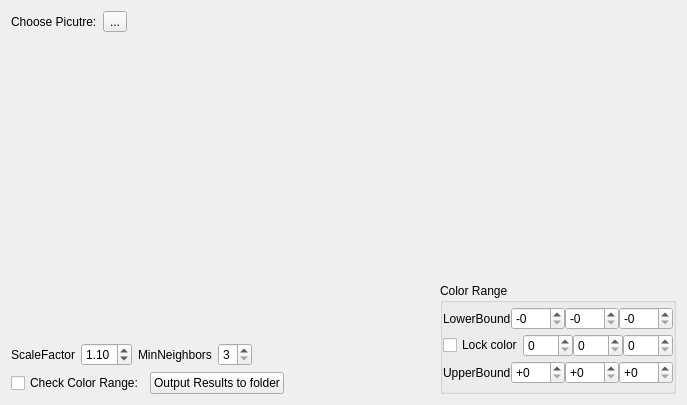
Old version of the form stillobject.ui in the repository windsice/Facial-Recognition.
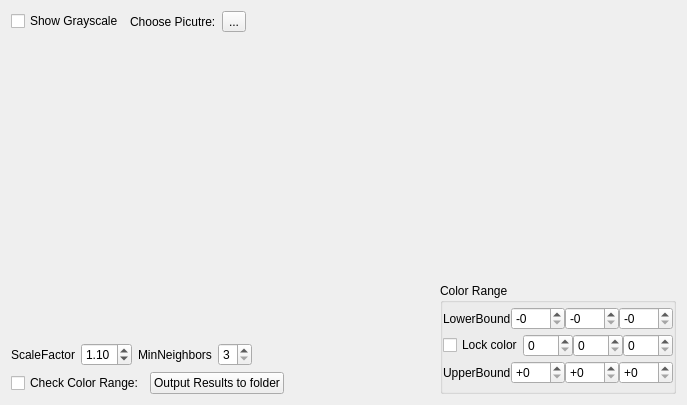
New version of the form.

Diff of the .ui file:
```diff
--- a/stillobject.ui
+++ b/stillobject.ui
@@ -18,7 +18,14 @@
   </property>
   <layout class="QVBoxLayout" name="verticalLayout_3" stretch="0,1,0">
    <item>
-    <layout class="QHBoxLayout" name="horizontalLayout_7" stretch="0,0,1">
+    <layout class="QHBoxLayout" name="horizontalLayout_7" stretch="0,0,0,1">
+     <item>
+      <widget class="QCheckBox" name="checkBox_grayscale">
+       <property name="text">
+        <string>Show Grayscale</string>
+       </property>
+      </widget>
+     </item>
      <item>
       <widget class="QLabel" name="label_2">
        <property name="text">
```
